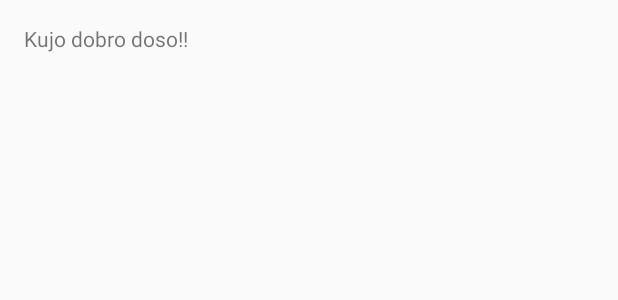
After one commit to criticalbh/Arena-Fight-Android-Client, an Android app: the layout activity_game.xml on its own in the app's theme, with its tools: preview values and no code run, on a phone screen of 412 x 824 dp. The commit adds this screen. Shown: the top 300 px of the screen. Run offline under Robolectric (Android 15) with nearby library versions, the phone set to English and light mode, and no system bars.

Commit message:
initialized game activity

```diff
--- a/app/src/main/AndroidManifest.xml
+++ b/app/src/main/AndroidManifest.xml
@@ -30,6 +30,10 @@
             android:name=".activities.HomeActivity"
             android:label="@string/title_activity_home" >
         </activity>
+        <activity
+            android:name=".activities.GameActivity"
+            android:label="@string/title_activity_game" >
+        </activity>
     </application>
 
 </manifest>
--- /dev/null
+++ b/app/src/main/res/layout/activity_game.xml
@@ -0,0 +1,12 @@
+<RelativeLayout xmlns:android="http://schemas.android.com/apk/res/android"
+    xmlns:tools="http://schemas.android.com/tools" android:layout_width="match_parent"
+    android:layout_height="match_parent" android:paddingLeft="@dimen/activity_horizontal_margin"
+    android:paddingRight="@dimen/activity_horizontal_margin"
+    android:paddingTop="@dimen/activity_vertical_margin"
+    android:paddingBottom="@dimen/activity_vertical_margin"
+    tools:context="info.admirsabanovic.arenafight.activities.GameActivity">
+
+    <TextView android:text="@string/hello_world" android:layout_width="wrap_content"
+        android:layout_height="wrap_content" />
+
+</RelativeLayout>
--- a/app/src/main/res/values/strings.xml
+++ b/app/src/main/res/values/strings.xml
@@ -7,4 +7,5 @@
     <string name="title_activity_login">LoginActivity</string>
     <string name="title_activity_choose_class">ChooseClassActivity</string>
     <string name="title_activity_home">HomeActivity</string>
+    <string name="title_activity_game">GameActivity</string>
 </resources>
```
Also changed, not shown: app/src/main/java/info/admirsabanovic/arenafight/activities/GameActivity.java (added, +12 -0 lines), app/src/main/java/info/admirsabanovic/arenafight/activities/HomeActivity.java (+13 -0 lines), app/src/main/res/layout/activity_home.xml (+8 -0 lines), app/src/main/res/menu/menu_game.xml (added, +7 -0 lines).
